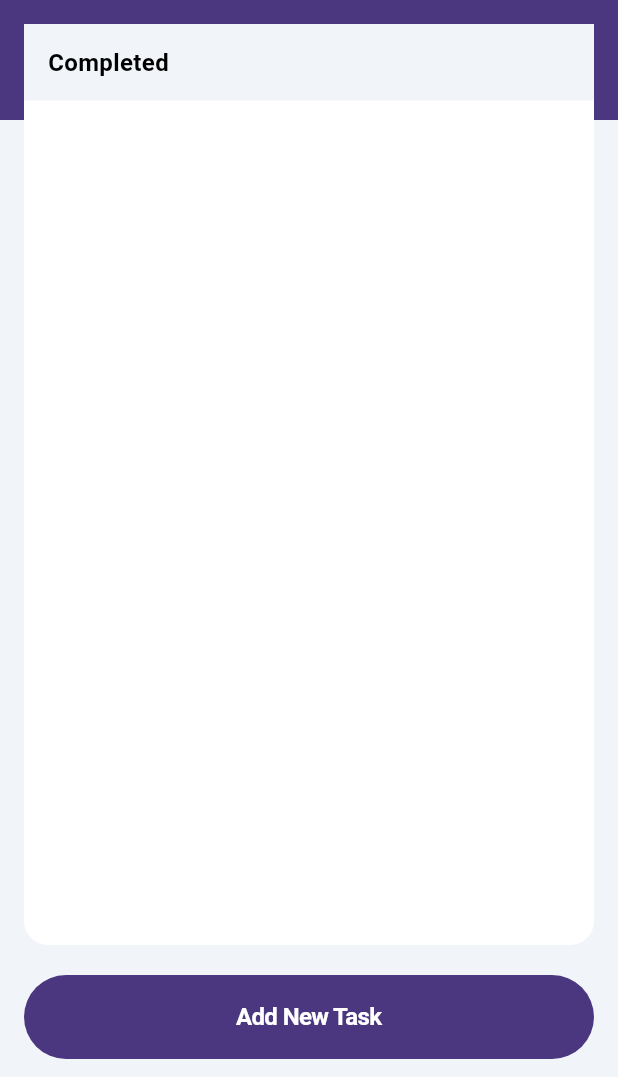
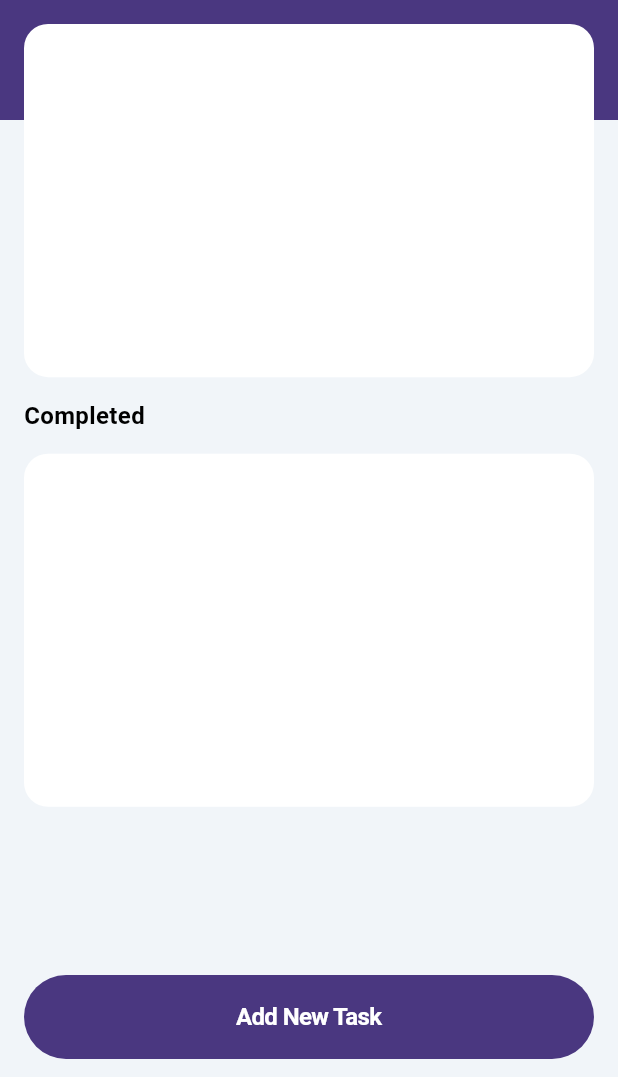
Before and after one commit to tttrung21/todo_flutter, a Flutter app: the HomeScreen screen opened directly, on a phone screen of 412 x 824 dp, the part 159-1236 px from its top. Run offline on Flutter 3.47's test engine with Material 3 defaults, Android fonts, the phone set to English and light mode, and no system bars; our stand-ins replace email_validator, flutter_spinkit, shared_preferences, supabase_flutter; accounts and stored records are empty.

Commit message:
adjust ui based on orientation and ios

```diff
--- a/lib/project/home/view/home_screen.dart
+++ b/lib/project/home/view/home_screen.dart
@@ -1,3 +1,5 @@
+import 'dart:io';
+
 import 'package:flutter/cupertino.dart';
 import 'package:flutter/material.dart';
 import 'package:intl/intl.dart';
@@ -34,6 +36,10 @@ class _HomeScreenState extends State<HomeScreen> {
     );
   }
 
+  bool isIos() {
+    return Platform.isIOS;
+  }
+
   @override
   Widget build(BuildContext context) {
     final provider = Provider.of<TodoProvider>(context);
@@ -41,6 +47,10 @@ class _HomeScreenState extends State<HomeScreen> {
 
     final locale = langProvider.locale.toString();
     date = DateFormat('MMMM d, yyyy', locale).format(now);
+
+    final mq = MediaQuery.of(context);
+    final width = mq.size.width;
+    final height = mq.size.height;
     return Scaffold(
       backgroundColor: ModColorStyle.background,
       appBar: AppBar(
@@ -86,34 +96,87 @@ class _HomeScreenState extends State<HomeScreen> {
         children: [
           const SizedBox(
               height: 80, width: double.infinity, child: ColoredBox(color: ModColorStyle.primary)),
-          Container(
-              decoration: BoxDecoration(
-                  borderRadius: BorderRadius.circular(16), color: ModColorStyle.white),
-              margin: const EdgeInsets.fromLTRB(16, 16, 16, 8),
+          Padding(
+              // decoration: BoxDecoration(
+              //     borderRadius: BorderRadius.circular(16), color: ModColorStyle.white),
+              // margin: (isIos() && width > height)
+              //     ? EdgeInsets.fromLTRB(mq.padding.left, 16, mq.padding.right, 16)
+              //     : const EdgeInsets.fromLTRB(16, 16, 16, 8),
+              padding: (isIos() && width > height)
+                  ? EdgeInsets.fromLTRB(mq.padding.left, 16, mq.padding.right, 16)
+                  : const EdgeInsets.fromLTRB(16, 16, 16, 8),
               child: CustomScrollView(
+                physics: width > height ? const BouncingScrollPhysics() : const NeverScrollableScrollPhysics(),
                 slivers: [
                   SliverList(
                       delegate: SliverChildBuilderDelegate((context, index) {
+                    return Column(
+                      mainAxisSize: MainAxisSize.min,
+                      children: [
+                        Flexible(
+                          child: Container(
+                            height: height/3.5,
+                            decoration: BoxDecoration(
+                                color: ModColorStyle.white, borderRadius: BorderRadius.circular(16)),
+                            child: ListView.separated(
+                              itemBuilder: (context, index) {
                                 final item = provider.todoList[index];
                                 return TodoItem(item: item);
-                  }, childCount: provider.todoList.length)),
-                  SliverToBoxAdapter(
-                    child: ColoredBox(
-                      color: ModColorStyle.background,
-                      child: Padding(
-                        padding: const EdgeInsets.all(16),
+                              },
+                              itemCount: provider.todoList.length,
+                              separatorBuilder: (context, index) =>
+                                  const Divider(color: ModColorStyle.disable, thickness: 0.1),
+                            ),
+                          ),
+                        ),
+                        Padding(
+                          padding: const EdgeInsets.symmetric(vertical: 16),
+                          child: Align(
+                            alignment : Alignment.centerLeft,
                             child: Text(
                               S.of(context).home_HoanThanh,
                               style: ModTextStyle.title2.copyWith(color: CupertinoColors.label),
                             ),
                           ),
                         ),
-                  ),
-                  SliverList(
-                      delegate: SliverChildBuilderDelegate((context, index) {
+                        Flexible(
+                          child: Container(
+                            height: height/3.5,
+                            decoration: BoxDecoration(
+                                color: ModColorStyle.white, borderRadius: BorderRadius.circular(16)),
+                            child: ListView.separated(
+                              itemBuilder: (context, index) {
                                 final item = provider.completedList[index];
                                 return TodoItem(item: item);
-                  }, childCount: provider.completedList.length)),
+                              },
+                              itemCount: provider.completedList.length,
+                              separatorBuilder: (context, index) =>
+                              const Divider(color: ModColorStyle.disable, thickness: 0.1),
+                            ),
+                          ),
+                        ),
+                      ],
+                    );
+                    final item = provider.todoList[index];
+                    return TodoItem(item: item);
+                  }, childCount: 1)),
+                  // SliverToBoxAdapter(
+                  //   child: ColoredBox(
+                  //     color: ModColorStyle.background,
+                  //     child: Padding(
+                  //       padding: const EdgeInsets.all(16),
+                  //       child: Text(
+                  //         S.of(context).home_HoanThanh,
+                  //         style: ModTextStyle.title2.copyWith(color: CupertinoColors.label),
+                  //       ),
+                  //     ),
+                  //   ),
+                  // ),
+                  // SliverList(
+                  //     delegate: SliverChildBuilderDelegate((context, index) {
+                  //   final item = provider.completedList[index];
+                  //   return TodoItem(item: item);
+                  // }, childCount: provider.completedList.length)),
                 ],
               )
               // Column(
--- a/lib/project/newtask/view/addtask_screen.dart
+++ b/lib/project/newtask/view/addtask_screen.dart
@@ -1,5 +1,8 @@
+import 'dart:io';
+
 import 'package:flutter/cupertino.dart';
 import 'package:flutter/material.dart';
+import 'package:flutter/services.dart';
 import 'package:intl/intl.dart';
 import 'package:provider/provider.dart';
 import 'package:supabase_flutter/supabase_flutter.dart';
@@ -34,8 +37,15 @@ class _AddTaskScreenState extends State<AddTaskScreen> {
     return _category == cat || _category == null;
   }
 
+  bool isIos() {
+    return Platform.isIOS;
+  }
+
   @override
   Widget build(BuildContext context) {
+    final mq = MediaQuery.of(context);
+    final width = mq.size.width;
+    final height = mq.size.height;
     return GestureDetector(
       onTap: () => FocusManager.instance.primaryFocus?.unfocus(),
       child: Scaffold(
@@ -75,7 +85,9 @@ class _AddTaskScreenState extends State<AddTaskScreen> {
             autovalidateMode:
                 _hasInteracted ? AutovalidateMode.always : AutovalidateMode.onUserInteraction,
             child: SingleChildScrollView(
-              padding: const EdgeInsets.all(16),
+              padding: (isIos() && width > height)
+                  ? EdgeInsets.fromLTRB(mq.padding.left, 16, mq.padding.right, 16)
+                  : const EdgeInsets.all(16),
               child: Column(
                 crossAxisAlignment: CrossAxisAlignment.start,
                 children: [
```
Lines whose indentation alone changed are shown as unchanged.
